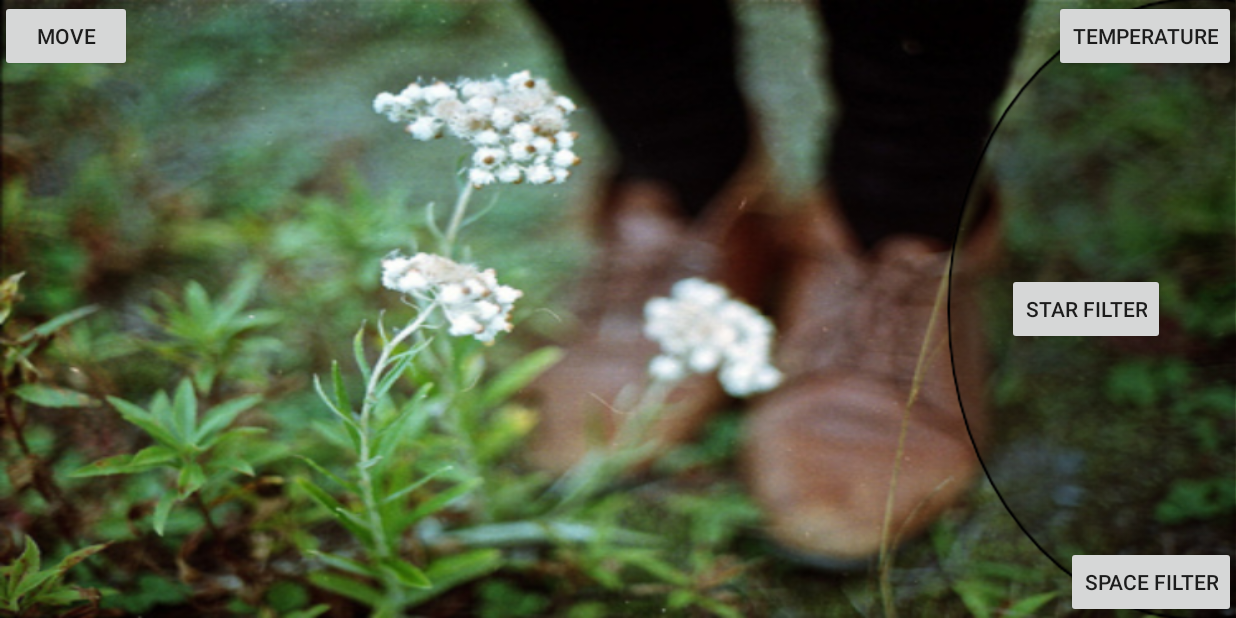
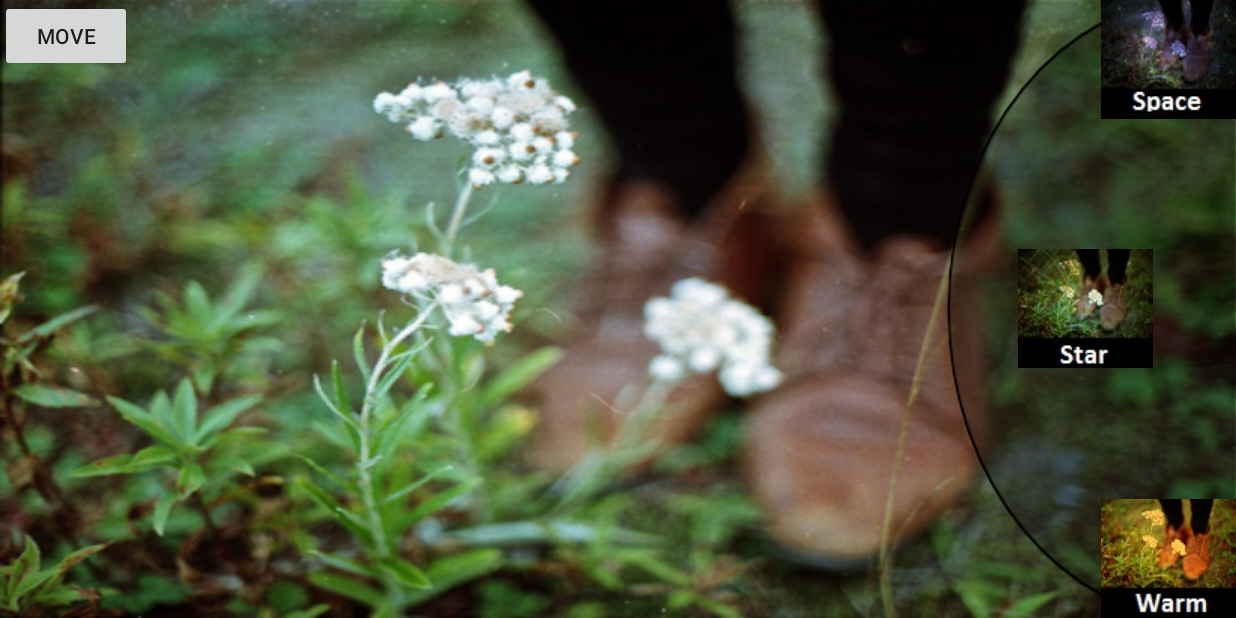
Before and after one commit to bradguner/flex-menus, an Android app: the screen it shows after launch (MainActivity), after a tap on "MOVE", on a phone screen of 824 x 412 dp (held sideways). Run offline under Robolectric (Android 15) with nearby library versions, the phone set to English and light mode, and no system bars.

Commit message:
update filters to image buttons

```diff
--- a/Menus/app/src/main/res/layout/fragment_menu.xml
+++ b/Menus/app/src/main/res/layout/fragment_menu.xml
@@ -14,28 +14,28 @@
         android:layout_height="wrap_content">
     </ImageView>
 
-    <Button
+    <ImageButton
         android:layout_width="wrap_content"
         android:layout_height="wrap_content"
-        android:text="Star Filter"
-        android:id="@+id/button"
+        android:id="@+id/starFilterPrev"
         android:layout_gravity="center"
+        android:background="@drawable/star_photo_prev"
         android:onClick="changeBackgroundStar"/>
 
-    <Button
+    <ImageButton
         android:layout_width="wrap_content"
         android:layout_height="wrap_content"
-        android:text="Space Filter"
-        android:id="@+id/button3"
-        android:layout_gravity="right|bottom"
+        android:id="@+id/spaceFilterPrev"
+        android:layout_gravity="right|top"
+        android:background="@drawable/space_photo_prev"
         android:onClick="changeBackgroundSpace"/>
 
-    <Button
+    <ImageButton
         android:layout_width="wrap_content"
         android:layout_height="wrap_content"
-        android:text="Temperature"
-        android:id="@+id/button2"
-        android:layout_gravity="right|top"
+        android:id="@+id/tempFilterPrev"
+        android:layout_gravity="right|bottom"
+        android:background="@drawable/temperature_photo_prev"
         android:onClick="changeBackgroundTemperature"/>
 
 </FrameLayout>
```
Also changed, not shown: Menus/app/src/main/res/drawable/space_photo_prev.jpg (added), Menus/app/src/main/res/drawable/star_photo_prev.jpg (added), Menus/app/src/main/res/drawable/temperature_photo_prev.jpg (added).
